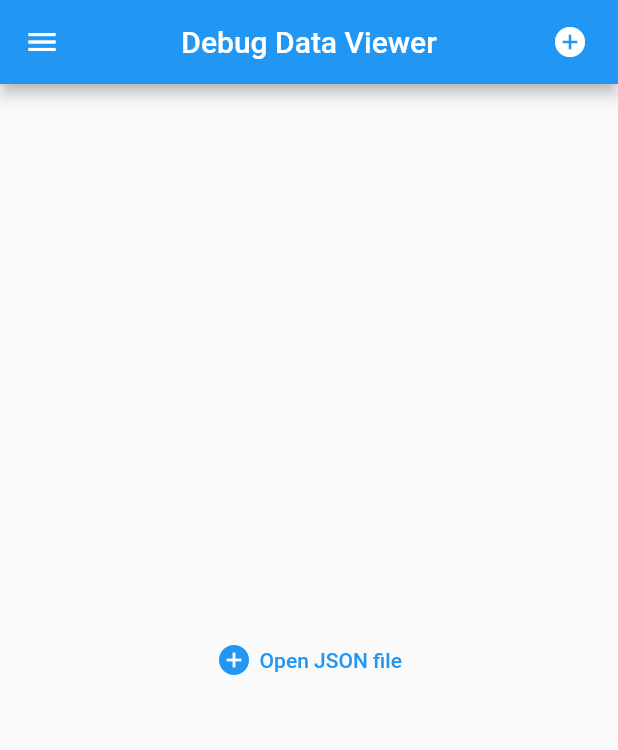
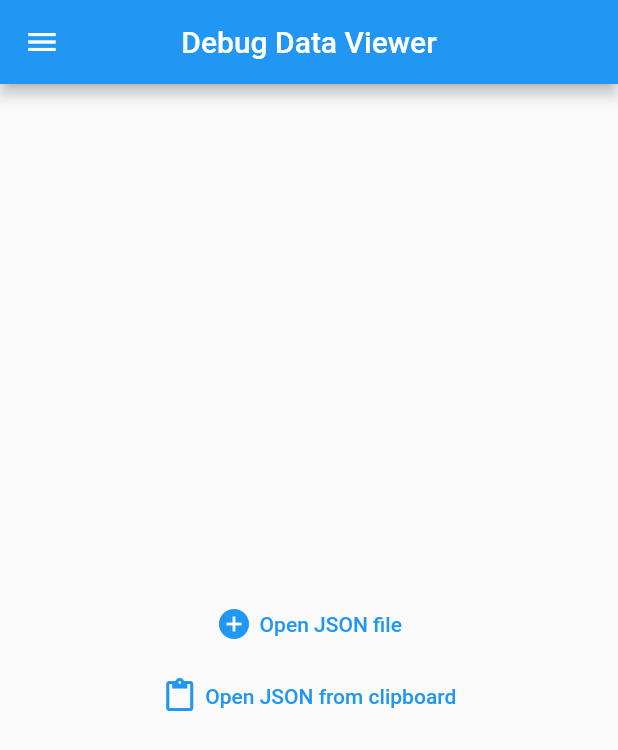
Before and after one commit to ertong/star-debug, a Flutter app: the MainPage screen opened directly, on a phone screen of 412 x 824 dp. Shown: the top 750 px of the screen. Run offline on Flutter 3.47's test engine with Material 2 defaults, Android fonts, the phone set to English and light mode, and no system bars; our stand-ins replace device_info_plus, file_picker, firebase_analytics, firebase_core, firebase_crashlytics, flutter_native_timezone and 5 more; missing offline and left inert: clipboard, devicelocale, flex_list, gettext, gettext_parser, i18n and 1 more; accounts and stored records are empty; statements that could not run were skipped.

Commit message:
+paste from clipboard

```diff
--- a/star.debug/lib/messages/messages.i18n.dart
+++ b/star.debug/lib/messages/messages.i18n.dart
@@ -84,6 +84,7 @@ class GeneralMessages {
   String get router => """Router""";
   String get device_app => """Device App""";
   String get open_json_file => """Open JSON file""";
+  String get open_clipboard => """Open JSON from clipboard""";
   String get debug_data_viewer => """Debug Data Viewer""";
   String get no_data_found => """No data found""";
 }
@@ -114,6 +115,7 @@ Map<String, String> get messagesMap => {
       """general.router""": """Router""",
       """general.device_app""": """Device App""",
       """general.open_json_file""": """Open JSON file""",
+      """general.open_clipboard""": """Open JSON from clipboard""",
       """general.debug_data_viewer""": """Debug Data Viewer""",
       """general.no_data_found""": """No data found""",
     };
--- a/star.debug/lib/messages/messages.i18n.yaml
+++ b/star.debug/lib/messages/messages.i18n.yaml
@@ -25,5 +25,6 @@ general:
   router: Router
   device_app: Device App
   open_json_file: Open JSON file
+  open_clipboard: Open JSON from clipboard
   debug_data_viewer: Debug Data Viewer
   no_data_found: No data found
--- a/star.debug/lib/messages/messages_uk.i18n.dart
+++ b/star.debug/lib/messages/messages_uk.i18n.dart
@@ -85,6 +85,7 @@ class GeneralMessagesUk extends GeneralMessages {
   String get router => """Роутер""";
   String get device_app => """Додаток""";
   String get open_json_file => """Відкрити JSON файл""";
+  String get open_clipboard => """Відкрити JSON з буфера обміну""";
   String get debug_data_viewer => """Перегляд Debug Data""";
   String get no_data_found => """Дані не знайдено""";
 }
@@ -115,6 +116,7 @@ Map<String, String> get messagesUkMap => {
       """general.router""": """Роутер""",
       """general.device_app""": """Додаток""",
       """general.open_json_file""": """Відкрити JSON файл""",
+      """general.open_clipboard""": """Відкрити JSON з буфера обміну""",
       """general.debug_data_viewer""": """Перегляд Debug Data""",
       """general.no_data_found""": """Дані не знайдено""",
     };
--- a/star.debug/lib/messages/messages_uk.i18n.yaml
+++ b/star.debug/lib/messages/messages_uk.i18n.yaml
@@ -24,5 +24,6 @@ general:
   router: Роутер
   device_app: Додаток
   open_json_file: Відкрити JSON файл
+  open_clipboard: Відкрити JSON з буфера обміну
   debug_data_viewer: Перегляд Debug Data
   no_data_found: Дані не знайдено
--- a/star.debug/lib/pages/main.dart
+++ b/star.debug/lib/pages/main.dart
@@ -98,7 +98,10 @@ class _MainPageState extends State<MainPage> with TickerProviderStateMixin {
               child:
                   (parser?.hasData() ?? false)
                     ? SingleChildScrollView(controller: scrollController, child: Column(children: _buildSpace(),),)
-                    : Center(child: TextButton(
+                    : Center(child: Column(
+                      mainAxisSize: MainAxisSize.min,
+                      children: [
+                        TextButton(
                             onPressed: onOpenClicked,
                             child: Row(
                               mainAxisSize: MainAxisSize.min,
@@ -108,6 +111,19 @@ class _MainPageState extends State<MainPage> with TickerProviderStateMixin {
                                 Text(M.general.open_json_file),
                               ],
                             )
+                          ),
+                        TextButton(
+                            onPressed: onOpenClipboardClicked,
+                            child: Row(
+                              mainAxisSize: MainAxisSize.min,
+                              children: [
+                                Icon(Icons.paste),
+                                Container(width: 5, height: 5,),
+                                Text(M.general.open_clipboard),
+                              ],
+                            )
+                          ),
+                      ],
                     ),),
             ),
           ],
@@ -225,6 +241,20 @@ class _MainPageState extends State<MainPage> with TickerProviderStateMixin {
     return rows;
   }
 
+
+  void onOpenClipboardClicked() async {
+    try {
+      var str = await FlutterClipboard.paste();
+      var data = jsonDecode(str);
+      newData(data);
+      setState(() {});
+    } catch (e, s) {
+      LogUtils.ers(_TAG, "Opening clipboard", e, s);
+      R.showSnackBarText("$e");
+    }
+
+  }
+
   void onOpenClicked() async {
     parser = null;
     final FilePickerResult? result = await FilePicker.platform.pickFiles(
@@ -254,9 +284,16 @@ class _MainPageState extends State<MainPage> with TickerProviderStateMixin {
       title: Text(M.general.debug_data_viewer),
       centerTitle: true,
       actions: [
+        if (parser!=null)
           TextButton(
-            onPressed: onOpenClicked,
-            child: Icon(Icons.add_circle, color: Colors.white,)
+              onPressed: (){
+                _selectedIndex=0;
+                pages.clear();
+                parser = null;
+                obstructions = null;
+                setState(() {});
+              },
+              child: Icon(Icons.clear, color: Colors.white,)
           )
       ],
     );
```
Also changed, not shown: 1 other file. Lines whose indentation alone changed are shown as unchanged.
